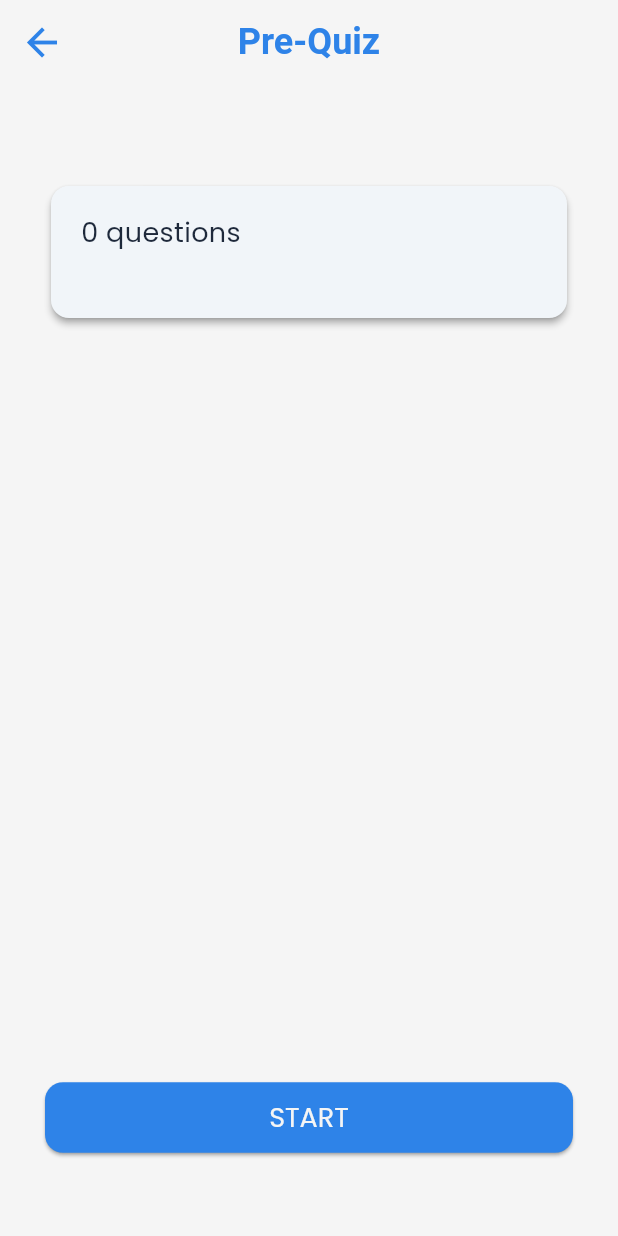
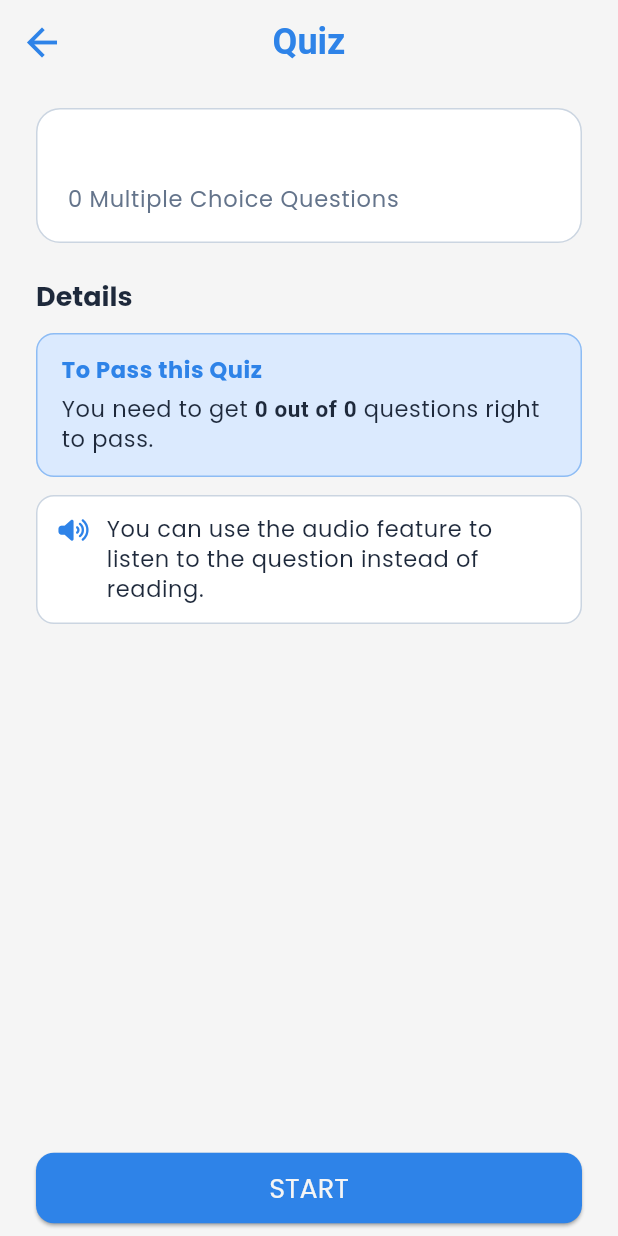
Before and after one commit to khalilFadi/safeScales-App, a Flutter app: the PreQuizScreen screen opened directly with empty values, on a phone screen of 412 x 824 dp. Run offline on Flutter 3.47's test engine with Material 3 defaults, Android fonts, the phone set to English and light mode, and no system bars; our stand-ins replace flutter_dotenv, flutter_markdown, flutter_tts, font_awesome_flutter, google_fonts, package_info_plus and 2 more; missing offline and left inert: dart:js, markdown; accounts and stored records are empty; project files that could hold a hidden picture were left out.

Commit message:
Make quiz intro screens scrollable with smaller Details body text.
The START button sat below a non-scrolling Column, so it was unreachable
on short viewports. Share a QuizStartBody for pre- and post-quiz intros
that scrolls (with safe area) and uses bodySmall below the Details header.

Co-authored-by: bluestpanda <khalilFadi@users.noreply.github.com>

```diff
--- a/lib/ui/screens/post_quiz/post_quiz_screen.dart
+++ b/lib/ui/screens/post_quiz/post_quiz_screen.dart
@@ -12,6 +12,7 @@ import 'package:safe_scales/services/user_state_service.dart';
 import '../../../providers/course_provider.dart';
 import '../../widgets/progress_bar.dart';
 import '../../widgets/question_widget.dart';
+import '../../widgets/quiz_start_body.dart';
 import '../../widgets/tts_progress_bar.dart';
 import '../../widgets/voice_button.dart';
 import '../../../services/tts_service.dart';
@@ -390,11 +391,9 @@ class _PostQuizScreenState extends State<PostQuizScreen> {
 
   @override
   Widget build(BuildContext context) {
-    ThemeData theme = Theme.of(context);
-
     AppBar appBar = AppBar(
       centerTitle: true,
-      title: Text('Post-Quiz'),
+      title: Text(isStarted ? 'Post-Quiz' : 'Quiz'),
       actions:
           isStarted
               ? [
@@ -416,69 +415,10 @@ class _PostQuizScreenState extends State<PostQuizScreen> {
     if (!isStarted) {
       return Scaffold(
         appBar: appBar,
-        body: Padding(
-          padding: EdgeInsets.symmetric(horizontal: 30, vertical: 25),
-          child: Column(
-            crossAxisAlignment: CrossAxisAlignment.start,
-            children: [
-              Text(
-                widget.questionSet.title,
-                style: theme.textTheme.headlineSmall,
-              ),
-
-              SizedBox(height: 15),
-
-              Card(
-                child: Padding(
-                  padding: EdgeInsets.symmetric(horizontal: 20, vertical: 10),
-                  child: Column(
-                    children: [
-                      SizedBox(height: 10),
-                      Row(
-                        children: [
-                          Expanded(
-                            child: Text(
-                              '${widget.questionSet.passingScore}% or higher is required to pass this quiz',
-                              style: theme.textTheme.bodyMedium?.copyWith(
-                                fontWeight: FontWeight.bold,
-                              ),
-                            ),
-                          ),
-                        ],
-                      ),
-
-                      SizedBox(height: 20),
-
-                      Row(
-                        children: [
-                          Text(
-                            '${widget.questionSet.questions.length} questions',
-                          ),
-                        ],
-                      ),
-                      SizedBox(height: 10),
-                    ],
-                  ),
-                ),
-              ),
-              Spacer(),
-              SizedBox(
-                width: double.infinity,
-                child: ElevatedButton(
-                  onPressed: _startPostQuiz,
-                  child: Text(
-                    'Start'.toUpperCase(),
-                    style: TextStyle(
-                      fontSize: theme.textTheme.bodyMedium?.fontSize,
-                      color: theme.colorScheme.onPrimary,
-                    ),
-                  ),
-                ),
-              ),
-
-              SizedBox(height: 30),
-            ],
-          ),
+        body: QuizStartBody(
+          questionSet: widget.questionSet,
+          onStart: _startPostQuiz,
+          showTableOfContentsHint: true,
         ),
       );
     }
--- a/lib/ui/screens/pre_quiz/pre_quiz_screen.dart
+++ b/lib/ui/screens/pre_quiz/pre_quiz_screen.dart
@@ -10,6 +10,7 @@ import 'package:safe_scales/models/question.dart';
 import '../../../providers/course_provider.dart';
 import '../../widgets/progress_bar.dart';
 import '../../widgets/question_widget.dart';
+import '../../widgets/quiz_start_body.dart';
 import '../../widgets/tts_progress_bar.dart';
 import '../../widgets/voice_button.dart';
 import '../../../services/tts_service.dart';
@@ -218,67 +219,17 @@ class _PreQuizScreenState extends State<PreQuizScreen> {
 
   @override
   Widget build(BuildContext context) {
-    ThemeData theme = Theme.of(context);
-
-    AppBar appBar = AppBar(centerTitle: true, title: Text('Pre-Quiz'));
+    AppBar appBar = AppBar(
+      centerTitle: true,
+      title: Text(isStarted ? 'Pre-Quiz' : 'Quiz'),
+    );
 
     if (!isStarted) {
       return Scaffold(
         appBar: appBar,
-        body: Padding(
-          padding: EdgeInsets.symmetric(horizontal: 30, vertical: 25),
-          child: Column(
-            crossAxisAlignment: CrossAxisAlignment.start,
-            children: [
-              Text(
-                widget.questionSet.title,
-                style: theme.textTheme.headlineSmall,
-              ),
-              SizedBox(height: 15),
-
-              Card(
-                child: Padding(
-                  padding: EdgeInsets.symmetric(horizontal: 20, vertical: 10),
-                  child: Column(
-                    children: [
-                      SizedBox(height: 8),
-                      Row(
-                        children: [
-                          Text(
-                            '${widget.questionSet.questions.length} questions',
-                          ),
-                        ],
-                      ),
-                      SizedBox(height: 8),
-                      Row(
-                        children: [
-                          Expanded(child: Text(widget.questionSet.description)),
-                        ],
-                      ),
-                    ],
-                  ),
-                ),
-              ),
-              Spacer(),
-              SizedBox(
-                width: double.infinity,
-                child: ElevatedButton(
-                  onPressed: () {
-                    _startPreQuiz();
-                  },
-                  child: Text(
-                    'Start'.toUpperCase(),
-                    style: TextStyle(
-                      fontSize: theme.textTheme.bodyMedium?.fontSize,
-                      color: theme.colorScheme.onPrimary,
-                    ),
-                  ),
-                ),
-              ),
-
-              SizedBox(height: 30),
-            ],
-          ),
+        body: QuizStartBody(
+          questionSet: widget.questionSet,
+          onStart: _startPreQuiz,
         ),
       );
     }
--- /dev/null
+++ b/lib/ui/widgets/quiz_start_body.dart
@@ -0,0 +1,266 @@
+import 'package:flutter/material.dart';
+import 'package:font_awesome_flutter/font_awesome_flutter.dart';
+import 'package:safe_scales/models/question.dart';
+
+/// Shared pre-quiz / post-quiz intro: title card, Details, and START.
+///
+/// The body is scrollable so START stays reachable on short viewports
+/// (and when text scale is large). Text below the Details header uses
+/// [TextTheme.bodySmall]; the Details header itself keeps headline size.
+class QuizStartBody extends StatelessWidget {
+  const QuizStartBody({
+    super.key,
+    required this.questionSet,
+    required this.onStart,
+    this.showTableOfContentsHint = false,
+  });
+
+  final QuestionSet questionSet;
+  final VoidCallback onStart;
+  final bool showTableOfContentsHint;
+
+  static int requiredCorrectAnswers({
+    required int passingScorePercent,
+    required int totalQuestions,
+  }) {
+    if (totalQuestions <= 0) return 0;
+    return ((passingScorePercent / 100) * totalQuestions).ceil();
+  }
+
+  @override
+  Widget build(BuildContext context) {
+    final ThemeData theme = Theme.of(context);
+    final TextStyle? detailsBodyStyle = theme.textTheme.bodySmall;
+
+    final Widget content = Column(
+      crossAxisAlignment: CrossAxisAlignment.start,
+      children: [
+        _QuizTitleCard(questionSet: questionSet),
+        const SizedBox(height: 24),
+        Text(
+          'Details',
+          key: const Key('quiz-start-details-header'),
+          style: theme.textTheme.headlineSmall,
+        ),
+        const SizedBox(height: 12),
+        DefaultTextStyle.merge(
+          key: const Key('quiz-start-details-body'),
+          style: detailsBodyStyle ?? const TextStyle(fontSize: 15),
+          child: Column(
+            crossAxisAlignment: CrossAxisAlignment.stretch,
+            children: [
+              if (questionSet.passingScore > 0) ...[
+                _PassingCard(questionSet: questionSet),
+                const SizedBox(height: 12),
+              ],
+              _InstructionsCard(
+                showTableOfContentsHint: showTableOfContentsHint,
+              ),
+            ],
+          ),
+        ),
+      ],
+    );
+
+    final Widget startButton = SizedBox(
+      width: double.infinity,
+      child: ElevatedButton(
+        onPressed: onStart,
+        child: Text(
+          'Start'.toUpperCase(),
+          style: TextStyle(
+            fontSize: theme.textTheme.bodyMedium?.fontSize,
+            color: theme.colorScheme.onPrimary,
+          ),
+        ),
+      ),
+    );
+
+    const EdgeInsets padding = EdgeInsets.fromLTRB(24, 16, 24, 8);
+
+    return SafeArea(
+      child: LayoutBuilder(
+        builder: (BuildContext context, BoxConstraints constraints) {
+          final double minHeight = (constraints.maxHeight - padding.vertical)
+              .clamp(0.0, double.infinity);
+
+          return SingleChildScrollView(
+            padding: padding,
+            child: ConstrainedBox(
+              constraints: BoxConstraints(minHeight: minHeight),
+              child: Column(
+                mainAxisAlignment: MainAxisAlignment.spaceBetween,
+                crossAxisAlignment: CrossAxisAlignment.stretch,
+                children: [
+                  content,
+                  Padding(
+                    padding: const EdgeInsets.only(top: 24),
+                    child: startButton,
+                  ),
+                ],
+              ),
+            ),
+          );
+        },
+      ),
+    );
+  }
+}
+
+class _QuizTitleCard extends StatelessWidget {
+  const _QuizTitleCard({required this.questionSet});
+
+  final QuestionSet questionSet;
+
+  @override
+  Widget build(BuildContext context) {
+    final ThemeData theme = Theme.of(context);
+
+    return Container(
+      width: double.infinity,
+      padding: const EdgeInsets.symmetric(horizontal: 20, vertical: 18),
+      decoration: BoxDecoration(
+        color: theme.colorScheme.surfaceContainerLowest,
+        borderRadius: BorderRadius.circular(16),
+        border: Border.all(color: theme.colorScheme.outlineVariant),
+      ),
+      child: Column(
+        crossAxisAlignment: CrossAxisAlignment.start,
+        children: [
+          Text(
+            questionSet.title,
+            style: theme.textTheme.headlineSmall,
+          ),
+          const SizedBox(height: 8),
+          Text(
+            '${questionSet.questions.length} Multiple Choice Questions',
+            style: theme.textTheme.labelMedium,
+          ),
+        ],
+      ),
+    );
+  }
+}
+
+class _PassingCard extends StatelessWidget {
+  const _PassingCard({required this.questionSet});
+
+  final QuestionSet questionSet;
+
+  @override
+  Widget build(BuildContext context) {
+    final ThemeData theme = Theme.of(context);
+    final int total = questionSet.questions.length;
+    final int needed = QuizStartBody.requiredCorrectAnswers(
+      passingScorePercent: questionSet.passingScore,
+      totalQuestions: total,
+    );
+    final TextStyle bodyStyle =
+        DefaultTextStyle.of(context).style;
+
+    return Container(
+      width: double.infinity,
+      padding: const EdgeInsets.symmetric(horizontal: 16, vertical: 14),
+      decoration: BoxDecoration(
+        color: theme.colorScheme.primaryContainer,
+        borderRadius: BorderRadius.circular(12),
+        border: Border.all(
+          color: theme.colorScheme.primary.withValues(alpha: 0.45),
+        ),
+      ),
+      child: Column(
+        crossAxisAlignment: CrossAxisAlignment.start,
+        children: [
+          Text(
+            'To Pass this Quiz',
+            style: bodyStyle.copyWith(
+              fontWeight: FontWeight.bold,
+              color: theme.colorScheme.primary,
+            ),
+          ),
+          const SizedBox(height: 6),
+          Text.rich(
+            TextSpan(
+              children: [
+                const TextSpan(text: 'You need to get '),
+                TextSpan(
+                  text: '$needed out of $total',
+                  style: const TextStyle(fontWeight: FontWeight.bold),
+                ),
+                const TextSpan(text: ' questions right to pass.'),
+              ],
+            ),
+          ),
+        ],
+      ),
+    );
+  }
+}
+
+class _InstructionsCard extends StatelessWidget {
+  const _InstructionsCard({required this.showTableOfContentsHint});
+
+  final bool showTableOfContentsHint;
+
+  @override
+  Widget build(BuildContext context) {
+    final ThemeData theme = Theme.of(context);
+
+    return Container(
+      width: double.infinity,
+      decoration: BoxDecoration(
+        color: theme.colorScheme.surfaceContainerLowest,
+        borderRadius: BorderRadius.circular(12),
+        border: Border.all(color: theme.colorScheme.outlineVariant),
+      ),
+      child: Column(
+        children: [
+          if (showTableOfContentsHint)
+            const _InstructionRow(
+              icon: FontAwesomeIcons.list,
+              text:
+                  'You can use the table of contents to return to previous questions',
+            ),
+          if (showTableOfContentsHint)
+            Divider(
+              height: 1,
+              color: theme.colorScheme.outlineVariant,
+            ),
+          const _InstructionRow(
+            icon: FontAwesomeIcons.volumeHigh,
+            text:
+                'You can use the audio feature to listen to the question instead of reading.',
+          ),
+        ],
+      ),
+    );
+  }
+}
+
+class _InstructionRow extends StatelessWidget {
+  const _InstructionRow({required this.icon, required this.text});
+
+  final IconData icon;
+  final String text;
+
+  @override
+  Widget build(BuildContext context) {
+    final ThemeData theme = Theme.of(context);
+    final Color iconColor = theme.colorScheme.primary;
+
+    return Padding(
+      padding: const EdgeInsets.symmetric(horizontal: 14, vertical: 12),
+      child: Row(
+        crossAxisAlignment: CrossAxisAlignment.start,
+        children: [
+          Padding(
+            padding: const EdgeInsets.only(top: 2),
+            child: FaIcon(icon, size: 16, color: iconColor),
+          ),
+          const SizedBox(width: 12),
+          Expanded(child: Text(text)),
+        ],
+      ),
+    );
+  }
+}
```
Also changed, not shown: 1 other file.
